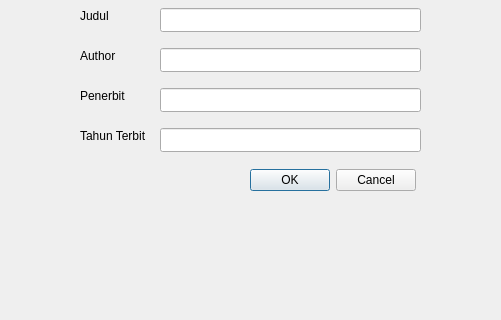
Old version of the form bukubaru.ui in the repository kyraa16/LibraryManagement; both pictures show x 150 to 651 and y 112 to 432 of the 869 by 532 pixel window.
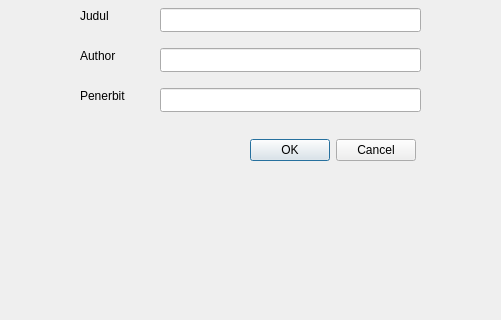
New version of the form.

```diff
--- a/bukubaru.ui
+++ b/bukubaru.ui
@@ -87,7 +87,7 @@
     <property name="geometry">
      <rect>
       <x>400</x>
-      <y>280</y>
+      <y>250</y>
       <width>166</width>
       <height>24</height>
      </rect>
@@ -96,29 +96,6 @@
      <set>QDialogButtonBox::Cancel|QDialogButtonBox::Ok</set>
     </property>
    </widget>
-   <widget class="QLineEdit" name="lineEdit_5">
-    <property name="geometry">
-     <rect>
-      <x>310</x>
-      <y>240</y>
-      <width>261</width>
-      <height>24</height>
-     </rect>
-    </property>
-   </widget>
-   <widget class="QLabel" name="label_6">
-    <property name="geometry">
-     <rect>
-      <x>230</x>
-      <y>240</y>
-      <width>68</width>
-      <height>16</height>
-     </rect>
-    </property>
-    <property name="text">
-     <string>Tahun Terbit</string>
-    </property>
-   </widget>
    <widget class="QLabel" name="label_3">
     <property name="geometry">
      <rect>
```
Left out of the diff: 8 changed lines with no effect on the pictures.
